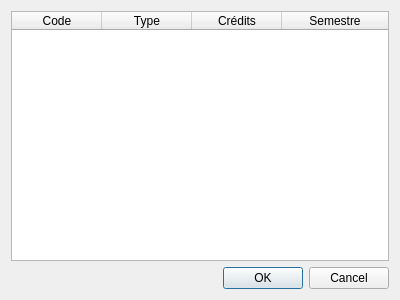
The window that L021/UV_popup.ui (nem-e5i5/LO21P2014) describes before a commit, drawn with Qt 5.
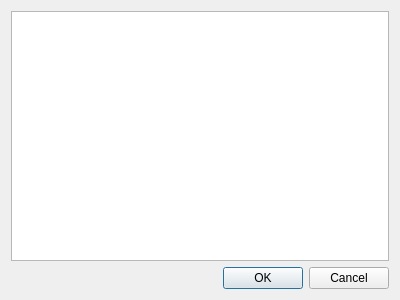
The same window after the commit.

What changed in the file:
```diff
--- a/L021/UV_popup.ui
+++ b/L021/UV_popup.ui
@@ -25,39 +25,10 @@
     </widget>
    </item>
    <item row="0" column="0">
-    <widget class="QTableWidget" name="tableWidget">
-     <attribute name="horizontalHeaderDefaultSectionSize">
-      <number>90</number>
-     </attribute>
-     <attribute name="horizontalHeaderShowSortIndicator" stdset="0">
-      <bool>true</bool>
-     </attribute>
-     <attribute name="horizontalHeaderStretchLastSection">
-      <bool>true</bool>
-     </attribute>
-     <attribute name="verticalHeaderVisible">
-      <bool>false</bool>
-     </attribute>
-     <column>
-      <property name="text">
-       <string>Code</string>
-      </property>
-     </column>
-     <column>
-      <property name="text">
-       <string>Type</string>
-      </property>
-     </column>
-     <column>
-      <property name="text">
-       <string>Crédits</string>
-      </property>
-     </column>
-     <column>
-      <property name="text">
-       <string>Semestre</string>
-      </property>
-     </column>
+    <widget class="QColumnView" name="columnView">
+     <property name="selectionMode">
+      <enum>QAbstractItemView::SingleSelection</enum>
+     </property>
     </widget>
    </item>
   </layout>
```
Left out of the diff: 6 changed lines with no effect on the pictures.
